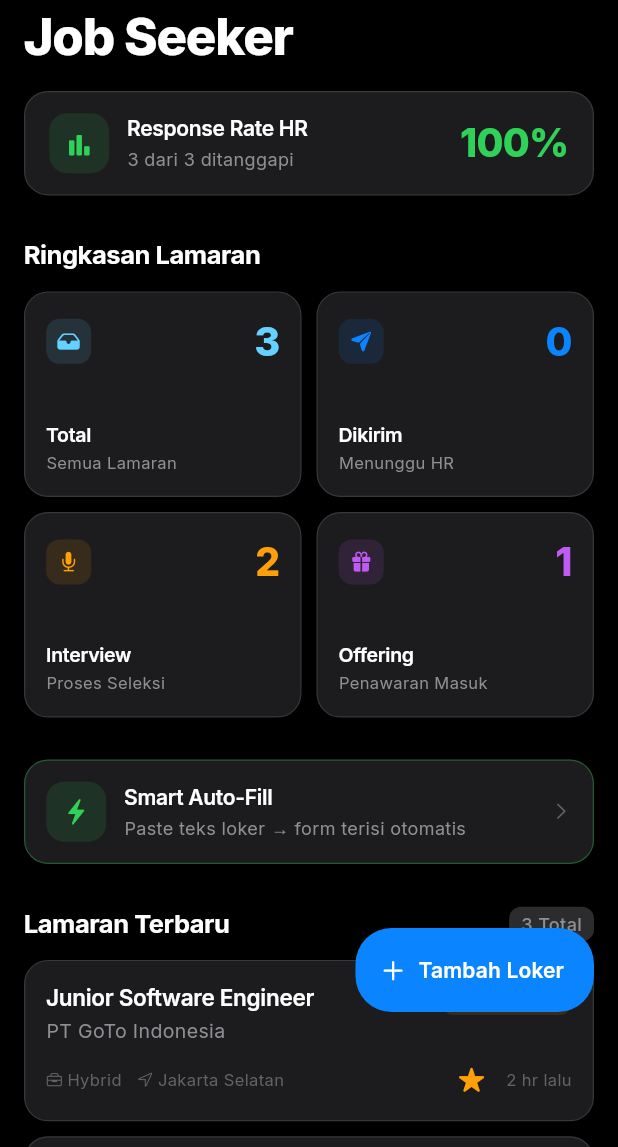
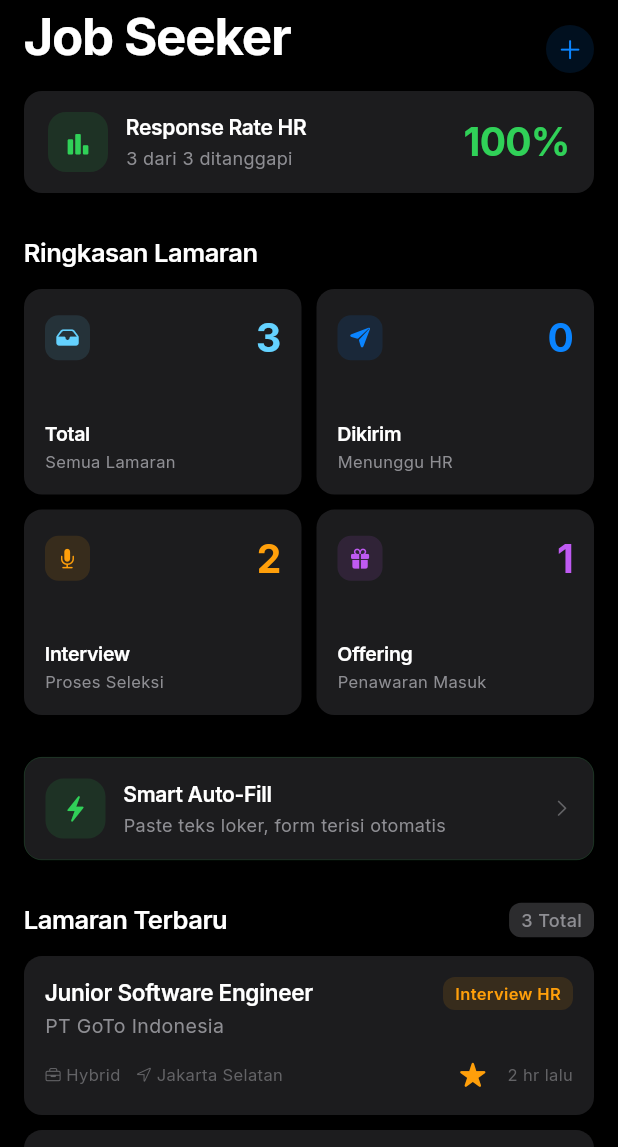
Before and after one commit to rozaqi02/ngelamar-mobile, a Flutter app: the DashboardScreen screen opened directly, on a phone screen of 412 x 824 dp, the part 89-1236 px from its top. Run offline on Flutter 3.47's test engine with Material 3 defaults, Android fonts, the phone set to English and light mode, and no system bars; our stand-ins replace flutter_riverpod, google_fonts, hive_flutter, share_plus, shared_preferences; accounts and stored records are empty.

Commit message:
feat: perombakan antarmuka ke gaya Apple HIG iOS 18 dan perbarui APK
Ringkasan Perubahan:
- Perbarui radius card ke 12px dan grouped settings ke 10px
- Ganti border tebal dengan hairline border 0.33px dan subtle shadow
- Hapus FAB Material Design, ganti tombol + di header navigation bar
- Ubah status selector menjadi CupertinoActionSheet
- Tambahkan widget AppleToast untuk notifikasi atas layar pengganti SnackBar
- Perbarui badge ikon Settings menjadi solid background dengan ikon putih
- Buat Splash dan Onboarding penuh responsif terhadap Light dan Dark mode

```diff
--- a/lib/theme/app_theme.dart
+++ b/lib/theme/app_theme.dart
@@ -2,6 +2,16 @@ import 'package:flutter/material.dart';
 import 'package:google_fonts/google_fonts.dart';
 
 class AppTheme {
+  // ─────────────────────────────────────────────────
+  // Apple HIG Radius & Border Constants
+  // ─────────────────────────────────────────────────
+  static const double radiusCard = 12.0;
+  static const double radiusSettings = 10.0;
+  static const double radiusSheet = 16.0;
+  static const double radiusButton = 12.0;
+  static const double radiusBadge = 6.0;
+  static const double borderHairline = 0.33;
+
   // ─────────────────────────────────────────────────
   // Apple iOS 18 Dark Mode — System Colors
   // ─────────────────────────────────────────────────
@@ -164,8 +174,8 @@ class AppTheme {
         elevation: 0,
         margin: EdgeInsets.zero,
         shape: RoundedRectangleBorder(
-          borderRadius: const BorderRadius.all(Radius.circular(16)),
-          side: BorderSide(color: bdr, width: 0.5),
+          borderRadius: const BorderRadius.all(Radius.circular(radiusCard)),
+          side: BorderSide(color: bdr, width: borderHairline),
         ),
       ),
       inputDecorationTheme: InputDecorationTheme(
--- a/lib/views/dashboard/dashboard_screen.dart
+++ b/lib/views/dashboard/dashboard_screen.dart
@@ -24,6 +24,7 @@ class DashboardScreen extends ConsumerWidget {
   Widget build(BuildContext context, WidgetRef ref) {
     final state = ref.watch(jobProvider);
     final name = state.userName.isEmpty ? 'Job Seeker' : state.userName;
+    final isDark = AppTheme.isDark(context);
     final bg = AppTheme.getBackground(context);
     final txtPri = AppTheme.getTextPrimary(context);
     final txtSec = AppTheme.getTextSecondary(context);
@@ -36,7 +37,7 @@ class DashboardScreen extends ConsumerWidget {
           : CustomScrollView(
               physics: const BouncingScrollPhysics(),
               slivers: [
-                // Apple Large Title Navigation Bar with greeting
+                // Apple Large Title Navigation Bar with greeting + Add button
                 SliverAppBar(
                   backgroundColor: bg,
                   surfaceTintColor: Colors.transparent,
@@ -79,7 +80,7 @@ class DashboardScreen extends ConsumerWidget {
                                     name,
                                     style: TextStyle(
                                       fontSize: 34,
-                                      fontWeight: FontWeight.w800,
+                                      fontWeight: FontWeight.w700,
                                       color: txtPri,
                                       letterSpacing: -0.8,
                                     ),
@@ -101,9 +102,35 @@ class DashboardScreen extends ConsumerWidget {
                                 'Ngelamar',
                                 style: TextStyle(
                                   fontSize: 17,
-                                  fontWeight: FontWeight.w700,
+                                  fontWeight: FontWeight.w600,
                                   color: txtPri,
                                   letterSpacing: -0.3,
+                                ),
+                              ),
+                            ),
+                          ),
+
+                          // Add button (top-right, always visible)
+                          Positioned(
+                            right: 16,
+                            bottom: 12,
+                            child: GestureDetector(
+                              onTap: () => AppleSheetWindow.showAppleModalSheet(
+                                context: context,
+                                child: const AddEditJobScreen(),
+                              ),
+                              child: Container(
+                                width: 32,
+                                height: 32,
+                                decoration: BoxDecoration(
+                                  color: (isDark ? AppTheme.systemBlue : AppTheme.lSystemBlue)
+                                      .withValues(alpha: 0.12),
+                                  shape: BoxShape.circle,
+                                ),
+                                child: Icon(
+                                  CupertinoIcons.plus,
+                                  size: 18,
+                                  color: isDark ? AppTheme.systemBlue : AppTheme.lSystemBlue,
                                 ),
                               ),
                             ),
@@ -169,30 +196,6 @@ class DashboardScreen extends ConsumerWidget {
                 ),
               ],
             ),
-      floatingActionButton: Padding(
-        padding: EdgeInsets.only(
-            bottom: MediaQuery.of(context).viewPadding.bottom + 74),
-        child: FloatingActionButton.extended(
-          heroTag: 'dashboard_fab',
-          onPressed: () => AppleSheetWindow.showAppleModalSheet(
-            context: context,
-            child: const AddEditJobScreen(),
-          ),
-          backgroundColor: AppTheme.systemBlue,
-          elevation: 0,
-          shape:
-              RoundedRectangleBorder(borderRadius: BorderRadius.circular(24)),
-          icon:
-              const Icon(CupertinoIcons.add, color: Colors.white, size: 18),
-          label: const Text(
-            'Tambah Loker',
-            style: TextStyle(
-                color: Colors.white,
-                fontWeight: FontWeight.w600,
-                fontSize: 14),
-          ),
-        ),
-      ),
     );
   }
 
@@ -200,7 +203,7 @@ class DashboardScreen extends ConsumerWidget {
         title,
         style: TextStyle(
           fontSize: 17,
-          fontWeight: FontWeight.w700,
+          fontWeight: FontWeight.w600,
           color: AppTheme.getTextPrimary(context),
           letterSpacing: -0.3,
         ),
@@ -216,7 +219,6 @@ class DashboardScreen extends ConsumerWidget {
             : AppTheme.getTextSecondary(context);
 
     final surf = AppTheme.getSurface(context);
-    final bdr = AppTheme.getBorder(context);
     final txtPri = AppTheme.getTextPrimary(context);
     final txtSec = AppTheme.getTextSecondary(context);
 
@@ -224,8 +226,14 @@ class DashboardScreen extends ConsumerWidget {
       padding: const EdgeInsets.symmetric(horizontal: 16, vertical: 14),
       decoration: BoxDecoration(
         color: surf,
-        borderRadius: BorderRadius.circular(16),
-        border: Border.all(color: bdr, width: 0.8),
+        borderRadius: BorderRadius.circular(AppTheme.radiusCard),
+        boxShadow: [
+          BoxShadow(
+            color: Colors.black.withValues(alpha: isDark ? 0.2 : 0.04),
+            blurRadius: 8,
+            offset: const Offset(0, 2),
+          ),
+        ],
       ),
       child: Row(
         children: [
@@ -234,7 +242,7 @@ class DashboardScreen extends ConsumerWidget {
             height: 40,
             decoration: BoxDecoration(
               color: rateColor.withValues(alpha: 0.12),
-              borderRadius: BorderRadius.circular(12),
+              borderRadius: BorderRadius.circular(AppTheme.radiusCard),
             ),
             child: Icon(CupertinoIcons.chart_bar_alt_fill,
                 color: rateColor, size: 20),
@@ -271,7 +279,7 @@ class DashboardScreen extends ConsumerWidget {
             '$rate%',
             style: TextStyle(
               fontSize: 26,
-              fontWeight: FontWeight.w800,
+              fontWeight: FontWeight.w700,
               color: rateColor,
               letterSpacing: -0.5,
             ),
@@ -311,8 +319,8 @@ class DashboardScreen extends ConsumerWidget {
   }
 
   Widget _buildMetricCard(BuildContext context, _MetricItem item) {
+    final isDark = AppTheme.isDark(context);
     final surf = AppTheme.getSurface(context);
-    final bdr = AppTheme.getBorder(context);
     final txtPri = AppTheme.getTextPrimary(context);
     final txtSec = AppTheme.getTextSecondary(context);
 
@@ -320,8 +328,14 @@ class DashboardScreen extends ConsumerWidget {
       padding: const EdgeInsets.all(14),
       decoration: BoxDecoration(
         color: surf,
-        borderRadius: BorderRadius.circular(16),
-        border: Border.all(color: bdr, width: 0.8),
+        borderRadius: BorderRadius.circular(AppTheme.radiusCard),
+        boxShadow: [
+          BoxShadow(
+            color: Colors.black.withValues(alpha: isDark ? 0.2 : 0.04),
+            blurRadius: 8,
+            offset: const Offset(0, 2),
+          ),
+        ],
       ),
       child: Column(
         crossAxisAlignment: CrossAxisAlignment.start,
@@ -343,7 +357,7 @@ class DashboardScreen extends ConsumerWidget {
                 style: TextStyle(
                   color: item.color,
                   fontSize: 26,
-                  fontWeight: FontWeight.w800,
+                  fontWeight: FontWeight.w700,
                   letterSpacing: -1,
                 ),
               ),
@@ -373,10 +387,9 @@ class DashboardScreen extends ConsumerWidget {
   }
 
   Widget _buildSmartPasteCTA(BuildContext context) {
+    final isDark = AppTheme.isDark(context);
     final surf = AppTheme.getSurface(context);
-    final green = AppTheme.isDark(context)
-        ? AppTheme.systemGreen
-        : AppTheme.lSystemGreen;
+    final green = isDark ? AppTheme.systemGreen : AppTheme.lSystemGreen;
     final txtPri = AppTheme.getTextPrimary(context);
     final txtSec = AppTheme.getTextSecondary(context);
 
@@ -389,11 +402,18 @@ class DashboardScreen extends ConsumerWidget {
         padding: const EdgeInsets.all(14),
         decoration: BoxDecoration(
           color: surf,
-          borderRadius: BorderRadius.circular(16),
+          borderRadius: BorderRadius.circular(AppTheme.radiusCard),
           border: Border.all(
-            color: green.withValues(alpha: 0.35),
-            width: 0.8,
+            color: green.withValues(alpha: 0.3),
+            width: AppTheme.borderHairline,
           ),
+          boxShadow: [
+            BoxShadow(
+              color: Colors.black.withValues(alpha: isDark ? 0.2 : 0.04),
+              blurRadius: 8,
+              offset: const Offset(0, 2),
+            ),
+          ],
         ),
         child: Row(
           children: [
@@ -402,7 +422,7 @@ class DashboardScreen extends ConsumerWidget {
               height: 40,
               decoration: BoxDecoration(
                 color: green.withValues(alpha: 0.12),
-                borderRadius: BorderRadius.circular(12),
+                borderRadius: BorderRadius.circular(AppTheme.radiusCard),
               ),
               child: Icon(CupertinoIcons.bolt_fill,
                   color: green, size: 18),
@@ -423,7 +443,7 @@ class DashboardScreen extends ConsumerWidget {
                   ),
                   const SizedBox(height: 2),
                   Text(
-                    'Paste teks loker → form terisi otomatis',
+                    'Paste teks loker, form terisi otomatis',
                     style: TextStyle(
                         color: txtSec, fontSize: 12),
                     maxLines: 1,
@@ -442,8 +462,8 @@ class DashboardScreen extends ConsumerWidget {
 
   Widget _buildJobCard(
       BuildContext context, JobApplication job, WidgetRef ref) {
-    final statusColor = AppTheme.getStatusColor(job.status,
-        isDark: AppTheme.isDark(context));
+    final isDark = AppTheme.isDark(context);
+    final statusColor = AppTheme.getStatusColor(job.status, isDark: isDark);
     final daysAgo = DateTime.now().difference(job.appliedDate).inDays;
     final timeStr = daysAgo == 0
         ? 'Hari ini'
@@ -452,7 +472,6 @@ class DashboardScreen extends ConsumerWidget {
             : '$daysAgo hr lalu';
 
     final surf = AppTheme.getSurface(context);
-    final bdr = AppTheme.getBorder(context);
     final txtPri = AppTheme.getTextPrimary(context);
     final txtSec = AppTheme.getTextSecondary(context);
     final txtTer = AppTheme.getTextTertiary(context);
@@ -466,8 +485,14 @@ class DashboardScreen extends ConsumerWidget {
         margin: const EdgeInsets.only(bottom: 10),
         decoration: BoxDecoration(
           color: surf,
-          borderRadius: BorderRadius.circular(16),
-          border: Border.all(color: bdr, width: 0.8),
+          borderRadius: BorderRadius.circular(AppTheme.radiusCard),
+          boxShadow: [
+            BoxShadow(
+              color: Colors.black.withValues(alpha: isDark ? 0.2 : 0.04),
+              blurRadius: 8,
+              offset: const Offset(0, 2),
+            ),
+          ],
         ),
         child: Padding(
           padding: const EdgeInsets.all(14),
@@ -578,8 +603,8 @@ class DashboardScreen extends ConsumerWidget {
   }
 
   Widget _buildEmptyState(BuildContext context) {
+    final isDark = AppTheme.isDark(context);
     final surf = AppTheme.getSurface(context);
-    final bdr = AppTheme.getBorder(context);
     final txtPri = AppTheme.getTextPrimary(context);
     final txtSec = AppTheme.getTextSecondary(context);
     final txtTer = AppTheme.getTextTertiary(context);
@@ -589,8 +614,14 @@ class DashboardScreen extends ConsumerWidget {
       padding: const EdgeInsets.all(32),
       decoration: BoxDecoration(
         color: surf,
-        borderRadius: BorderRadius.circular(16),
-        border: Border.all(color: bdr, width: 0.8),
+        borderRadius: BorderRadius.circular(AppTheme.radiusCard),
+        boxShadow: [
+          BoxShadow(
+            color: Colors.black.withValues(alpha: isDark ? 0.2 : 0.04),
+            blurRadius: 8,
+            offset: const Offset(0, 2),
+          ),
+        ],
       ),
       child: Column(
         children: [
--- a/lib/widgets/apple_animations.dart
+++ b/lib/widgets/apple_animations.dart
@@ -12,8 +12,8 @@ class AppleBouncyCard extends StatefulWidget {
     super.key,
     required this.child,
     this.onTap,
-    this.scaleFactor = 0.96,
-    this.duration = const Duration(milliseconds: 120),
+    this.scaleFactor = 0.975,
+    this.duration = const Duration(milliseconds: 150),
   });
 
   @override
@@ -36,7 +36,11 @@ class _AppleBouncyCardState extends State<AppleBouncyCard> {
         scale: _isPressed ? widget.scaleFactor : 1.0,
         duration: widget.duration,
         curve: Curves.easeOutCubic,
-        child: widget.child,
+        child: AnimatedOpacity(
+          opacity: _isPressed ? 0.7 : 1.0,
+          duration: widget.duration,
+          child: widget.child,
+        ),
       ),
     );
   }
--- a/lib/widgets/apple_sheet_window.dart
+++ b/lib/widgets/apple_sheet_window.dart
@@ -28,12 +28,12 @@ class AppleSheetWindow {
           decoration: BoxDecoration(
             color: surf,
             borderRadius: const BorderRadius.only(
-              topLeft: Radius.circular(28),
-              topRight: Radius.circular(28),
+              topLeft: Radius.circular(16),
+              topRight: Radius.circular(16),
             ),
             border: Border.all(
               color: bdr,
-              width: 1,
+              width: AppTheme.borderHairline,
             ),
           ),
           child: Column(
```
Also changed, not shown: lib/views/jobs/add_edit_job_screen.dart (+5 -11 lines), lib/views/jobs/job_detail_screen.dart (+43 -37 lines), lib/views/jobs/job_list_screen.dart (+38 -21 lines), lib/views/settings/settings_screen.dart (+22 -20 lines), lib/views/splash_screen.dart (+19 -11 lines), lib/widgets/apple_toast.dart (added, +226 -0 lines).
